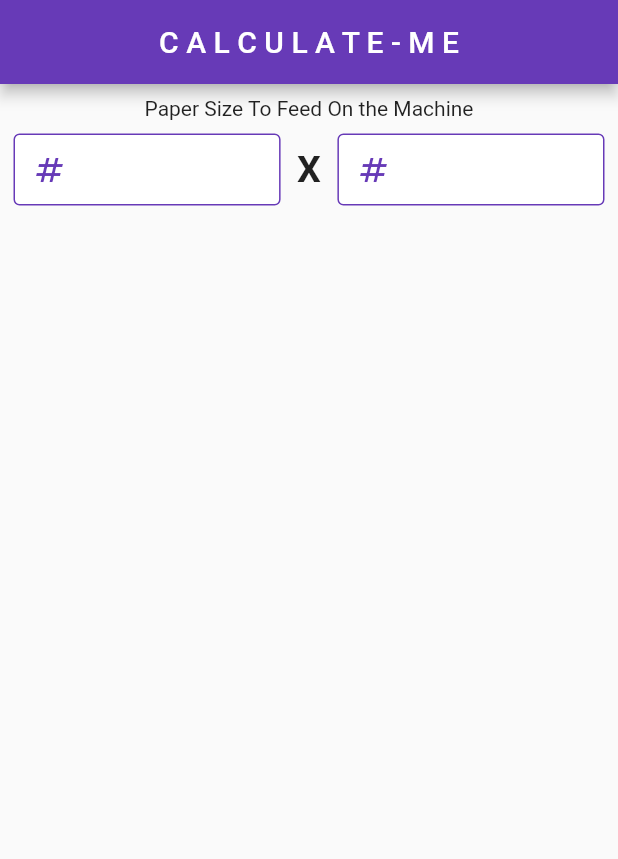
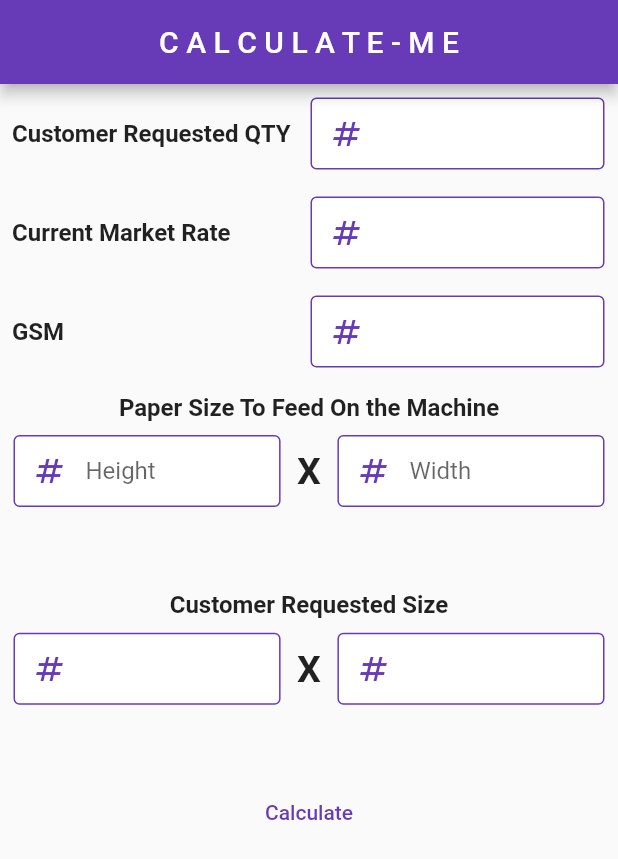
Before and after one commit to ishaquekannoth/birijith, a Flutter app: the screen it shows after launch, on a phone screen of 412 x 824 dp. Shown: the top 859 px of the screen. Run offline on Flutter 3.47's test engine with Material 2 defaults, Android fonts, the phone set to English and light mode, and no system bars; our stand-ins replace get.

Commit message:
calculated optimum size

```diff
--- a/lib/constants/constants.dart
+++ b/lib/constants/constants.dart
@@ -0,0 +1,3 @@
+import 'package:flutter/cupertino.dart';
+
+const commonTextStyle = TextStyle(fontWeight: FontWeight.bold, fontSize: 16);
--- a/lib/controllers/controller.dart
+++ b/lib/controllers/controller.dart
@@ -0,0 +1,34 @@
+import 'package:flutter/material.dart';
+import 'package:get/state_manager.dart';
+
+class CommonController extends GetxController {
+  final customerRequestedQty = TextEditingController().obs;
+  final marketRate = TextEditingController().obs;
+  final gsm = TextEditingController().obs;
+
+  final machinePaperSize =
+      [TextEditingController(), TextEditingController()].obs;
+  final requestedPaperSize =
+      [TextEditingController(), TextEditingController()].obs;
+
+  onCalculateButtonClick() {
+    print(optimumQuantity(
+        double.parse(machinePaperSize[0].value.text.toString()),
+        double.parse(machinePaperSize[1].value.text.toString()),
+        double.parse(requestedPaperSize[0].value.text.toString()),
+        double.parse(requestedPaperSize[1].value.text.toString())));
+  }
+
+  int optimumQuantity(
+    double paperHeightM,
+    double paperWidthM,
+    double paperHeightC,
+    double paperWidthC,
+  ) {
+    int quantity1 =
+        (paperHeightM ~/ paperWidthC) + (paperWidthM ~/ paperHeightC);
+    int quantity2 =
+        (paperHeightM ~/ paperHeightC) + (paperWidthM ~/ paperWidthC);
+    return quantity1 > quantity2 ? quantity1 : quantity2;
+  }
+}
--- a/lib/pages/home.dart
+++ b/lib/pages/home.dart
@@ -1,11 +1,15 @@
+import 'package:brijith/constants/constants.dart';
+import 'package:brijith/controllers/controller.dart';
 import 'package:brijith/widgets/custom_form_field.dart';
 import 'package:flutter/material.dart';
+import 'package:get/get.dart';
 
 class HomeView extends StatelessWidget {
   const HomeView({super.key});
 
   @override
   Widget build(BuildContext context) {
+    final controller = Get.put(CommonController());
     final size = MediaQuery.of(context).size;
     return SafeArea(
         child: Scaffold(
@@ -13,40 +17,150 @@ class HomeView extends StatelessWidget {
         centerTitle: true,
         title: const Text("C A L C U L A T E - M E"),
       ),
-      body: Column(
+      body: SingleChildScrollView(
+        child: Form(
+          child: Column(
             children: [
+              Padding(
+                padding: const EdgeInsets.all(8.0),
+                child: SizedBox(
+                    child: Row(
+                  mainAxisAlignment: MainAxisAlignment.spaceBetween,
+                  children: const [
+                    Flexible(
+                        child: Text(
+                      "Customer Requested QTY",
+                      style: commonTextStyle,
+                    )),
+                    Flexible(child: CustomFormField())
+                  ],
+                )),
+              ),
+              Padding(
+                padding: const EdgeInsets.all(8.0),
+                child: SizedBox(
+                    child: Row(
+                  mainAxisAlignment: MainAxisAlignment.spaceBetween,
+                  children: const [
+                    Flexible(
+                        child: Text(
+                      "Current Market Rate",
+                      style: commonTextStyle,
+                    )),
+                    Flexible(child: CustomFormField())
+                  ],
+                )),
+              ),
+              Padding(
+                padding: const EdgeInsets.all(8.0),
+                child: SizedBox(
+                    child: Row(
+                  mainAxisAlignment: MainAxisAlignment.spaceBetween,
+                  children: const [
+                    Flexible(
+                        child: Text(
+                      "GSM",
+                      style: commonTextStyle,
+                    )),
+                    Flexible(child: CustomFormField())
+                  ],
+                )),
+              ),
               SizedBox(
-            height: size.height * 0.2,
+                height: size.height * 0.16,
                 child: Column(
                   children: [
                     const Padding(
                       padding: EdgeInsets.all(8.0),
-                  child: Text("Paper Size To Feed On the Machine"),
+                      child: Text(
+                        "Paper Size To Feed On the Machine",
+                        style: commonTextStyle,
+                      ),
                     ),
                     Padding(
                       padding: const EdgeInsets.symmetric(horizontal: 8.0),
                       child: Row(
-                    children: const [
-                      Flexible(flex: 1, child: CustomFormField()),
-                      SizedBox(
+                        children: [
+                          Flexible(
+                              flex: 1,
+                              child: CustomFormField(
+                                controller:
+                                    controller.machinePaperSize.value[0],
+                                hintText: "Height",
+                              )),
+                          const SizedBox(
                             width: 10,
                           ),
-                      Text(
+                          const Text(
                             "X",
                             style: TextStyle(
                                 fontSize: 25, fontWeight: FontWeight.bold),
                           ),
-                      SizedBox(
+                          const SizedBox(
                             width: 10,
                           ),
-                      Flexible(flex: 1, child: CustomFormField())
+                          Flexible(
+                              flex: 1,
+                              child: CustomFormField(
+                                controller:
+                                    controller.machinePaperSize.value[1],
+                                hintText: "Width",
+                              ))
                         ],
                       ),
                     ),
                   ],
                 ),
-          )
+              ),
+              SizedBox(
+                height: size.height * 0.16,
+                child: Column(
+                  children: [
+                    const Padding(
+                      padding: EdgeInsets.all(8.0),
+                      child: Text("Customer Requested Size",
+                          style: commonTextStyle),
+                    ),
+                    Padding(
+                      padding: const EdgeInsets.symmetric(horizontal: 8.0),
+                      child: Row(
+                        children: [
+                          Flexible(
+                              flex: 1,
+                              child: CustomFormField(
+                                controller:
+                                    controller.requestedPaperSize.value[0],
+                              )),
+                          const SizedBox(
+                            width: 10,
+                          ),
+                          const Text(
+                            "X",
+                            style: TextStyle(
+                                fontSize: 25, fontWeight: FontWeight.bold),
+                          ),
+                          const SizedBox(
+                            width: 10,
+                          ),
+                          Flexible(
+                              flex: 1,
+                              child: CustomFormField(
+                                  controller:
+                                      controller.requestedPaperSize.value[1]))
                         ],
+                      ),
+                    ),
+                  ],
+                ),
+              ),
+              TextButton(
+                  onPressed: () {
+                    controller.onCalculateButtonClick();
+                  },
+                  child: const Text("Calculate"))
+            ],
+          ),
+        ),
       ),
     ));
   }
--- a/lib/widgets/custom_form_field.dart
+++ b/lib/widgets/custom_form_field.dart
@@ -19,6 +19,7 @@ class CustomFormField extends StatelessWidget {
     return Padding(
       padding: padding,
       child: TextFormField(
+          autovalidateMode: AutovalidateMode.onUserInteraction,
           controller: controller,
           inputFormatters: [
             LengthLimitingTextInputFormatter(8),
@@ -51,8 +52,6 @@ class CustomFormField extends StatelessWidget {
           validator: (value) {
             if (value == '' || value == null) {
               return "$hintText Cant be empty";
-            } else if (value.isEmpty) {
-              return "Invalid Data";
             } else {
               return null;
             }
```
Lines whose indentation alone changed are shown as unchanged.
